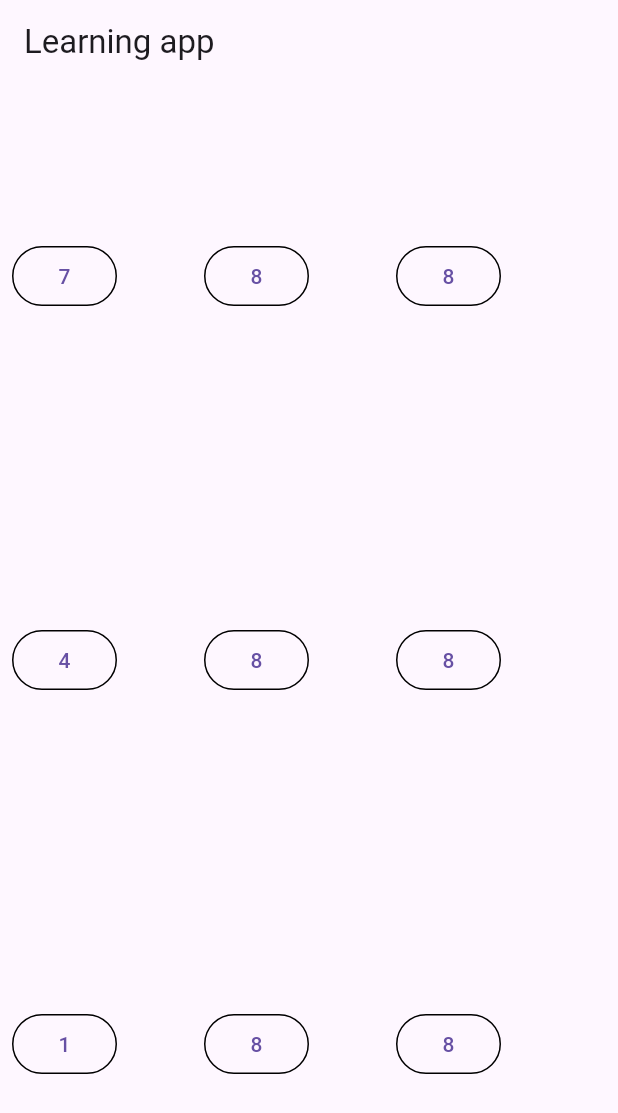
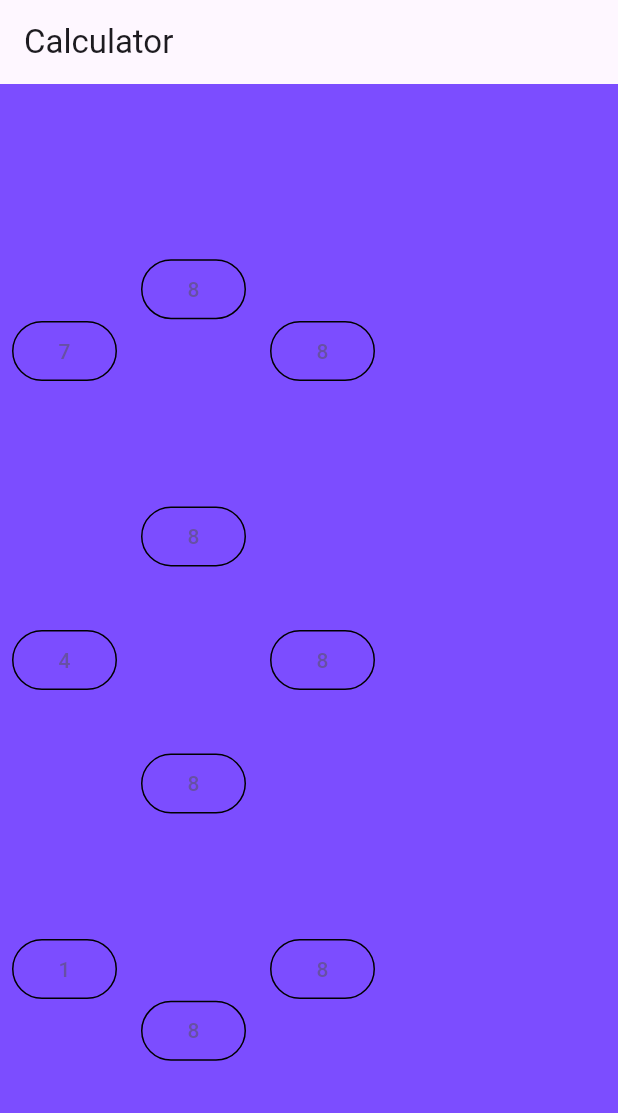
Before and after one commit to ebriONE/Calculator-app-v2, a Flutter app: the screen it shows after launch, on a phone screen of 412 x 824 dp. Shown: the top 1113 px of the screen. Run offline on Flutter 3.47's test engine with Material 3 defaults, Android fonts, the phone set to English and light mode, and no system bars.

Commit message:
second commit

```diff
--- a/lib/main.dart
+++ b/lib/main.dart
@@ -1,24 +1,41 @@
 import 'package:flutter/material.dart';
 
 void main() {
-  runApp(const MyApp());
+  runApp( MyApp());
 }
 
-class MyApp extends StatelessWidget {
-  const MyApp({super.key});
+class MyApp extends StatelessWidget{
   @override
   Widget build(BuildContext context){
-    return MaterialApp(
+    return const MaterialApp(
       debugShowCheckedModeBanner: false,
-      home: Scaffold(
+      home: HomePage(),
+    );
+  }
+
+}
+
+class HomePage extends StatefulWidget {
+  const HomePage({super.key});
+
+  @override
+  State<HomePage> createState() => _MyAppState();
+}
+
+class _MyAppState extends State<HomePage> {
+  @override
+  Widget build(BuildContext context){
+      return Scaffold(
         appBar: AppBar(
-          title: Text("Learning app"),
+          title: const Text("Calculator"),
+          centerTitle: false,
         ),
+        backgroundColor: Colors.deepPurpleAccent,
         body:
            Row(
              children: [
                Column(
-                 mainAxisAlignment: MainAxisAlignment.spaceAround,
+                 mainAxisAlignment: MainAxisAlignment.spaceEvenly,
                  crossAxisAlignment: CrossAxisAlignment.start, children: [
                    Padding(
                   padding: const EdgeInsets.all(8.0),
@@ -27,8 +44,8 @@ class MyApp extends StatelessWidget {
                        height: 40,
                        child: TextButton(onPressed: (){},
                         style: TextButton.styleFrom(
-                          side: const BorderSide( width: 1.0 )),
-                        child:  const Text("7")
+                          side: const BorderSide( width: 1.0)),
+                        child:  const Text("7"),
                     ),),
                 ),
                 Padding(
@@ -52,15 +69,16 @@ class MyApp extends StatelessWidget {
                         style: TextButton.styleFrom(
                           side: const BorderSide(width: 1.0)),
                         child: const Text("1")),
+                    //end of first column
                   ),
                 )]
         ),
               Column(
-               mainAxisAlignment: MainAxisAlignment.spaceAround,
+               mainAxisAlignment: MainAxisAlignment.spaceEvenly,
                crossAxisAlignment: CrossAxisAlignment.center,
                children: [
                  Padding(
-                   padding: const EdgeInsets.fromLTRB(50.0,8.0,8.0,8.0),
+                   padding: const EdgeInsets.fromLTRB(8.0,8.0,8.0,8.0),
                    child: SizedBox(
                      width: 70,
                      height: 40,
@@ -68,12 +86,12 @@ class MyApp extends StatelessWidget {
                          style: TextButton.styleFrom(
                            side: const BorderSide(width: 1.0)
                          ),
-                         child: Text("8")
+                         child: const Text("8")
                      ),
                    ),
                  ),
                  Padding(
-                   padding: const EdgeInsets.fromLTRB(50.0,8.0,8.0,8.0),
+                   padding: const EdgeInsets.fromLTRB(8.0,8.0,8.0,8.0),
                    child: SizedBox(
                      width: 70,
                      height: 40,
@@ -81,12 +99,12 @@ class MyApp extends StatelessWidget {
                          style: TextButton.styleFrom(
                              side: const BorderSide(width: 1.0)
                          ),
-                         child: Text("8")
+                         child: const Text("8")
                      ),
                    ),
                  ),
                  Padding(
-                   padding: const EdgeInsets.fromLTRB(50.0,8.0,8.0,8.0),
+                   padding: const EdgeInsets.fromLTRB(8.0,8.0,8.0,8.0),
                    child: SizedBox(
                      width: 70,
                      height: 40,
@@ -94,7 +112,20 @@ class MyApp extends StatelessWidget {
                          style: TextButton.styleFrom(
                              side: const BorderSide(width: 1.0)
                          ),
-                         child: Text("8")
+                         child: const Text("8")
+                     ),
+                   ),
+                 ),
+                 Padding(
+                   padding: const EdgeInsets.fromLTRB(8.0,8.0,8.0,8.0),
+                   child: SizedBox(
+                     width: 70,
+                     height: 40,
+                     child: TextButton(onPressed: (){},
+                       style: TextButton.styleFrom(
+                         side: const BorderSide(width: 1.0)
+                       ),
+                         child: const Text("8"),
                      ),
                    ),
                  )
@@ -102,11 +133,11 @@ class MyApp extends StatelessWidget {
                ],
               ),
                  Column(
-                   mainAxisAlignment: MainAxisAlignment.spaceAround,
+                   mainAxisAlignment: MainAxisAlignment.spaceEvenly,
                    crossAxisAlignment: CrossAxisAlignment.center,
                    children: [
                      Padding(
-                       padding: const EdgeInsets.fromLTRB(50.0,8.0,8.0,8.0),
+                       padding: const EdgeInsets.fromLTRB(8.0,8.0,8.0,8.0),
                        child: SizedBox(
                          width: 70,
                          height: 40,
@@ -114,12 +145,12 @@ class MyApp extends StatelessWidget {
                              style: TextButton.styleFrom(
                                  side: const BorderSide(width: 1.0)
                       ),
-                             child: Text("8")
+                             child: const Text("8")
                   ),
                 ),
               ),
                      Padding(
-                       padding: const EdgeInsets.fromLTRB(50.0,8.0,8.0,8.0),
+                       padding: const EdgeInsets.fromLTRB(8.0,8.0,8.0,8.0),
                        child: SizedBox(
                          width: 70,
                          height: 40,
@@ -127,12 +158,12 @@ class MyApp extends StatelessWidget {
                              style: TextButton.styleFrom(
                                  side: const BorderSide(width: 1.0)
                       ),
-                             child: Text("8")
+                             child: const Text("8")
                   ),
                 ),
               ),
                      Padding(
-                       padding: const EdgeInsets.fromLTRB(50.0,8.0,8.0,8.0),
+                       padding: const EdgeInsets.fromLTRB(8.0,8.0,8.0,8.0),
                        child: SizedBox(
                          width: 70,
                          height: 40,
@@ -140,38 +171,13 @@ class MyApp extends StatelessWidget {
                              style: TextButton.styleFrom(
                                  side: const BorderSide(width: 1.0)
                              ),
-                             child: Text("8")
+                             child: const Text("8")
                          ),
                        ),
                      )
-
                    ],
-
-
-
-
-
-
-
-
                  ),],
-
-
-
-
-
-
-
            )
-
-
-
-
-
-
-           ),
-
-
       );
   }
 }
```
Lines whose indentation alone changed are shown as unchanged.
